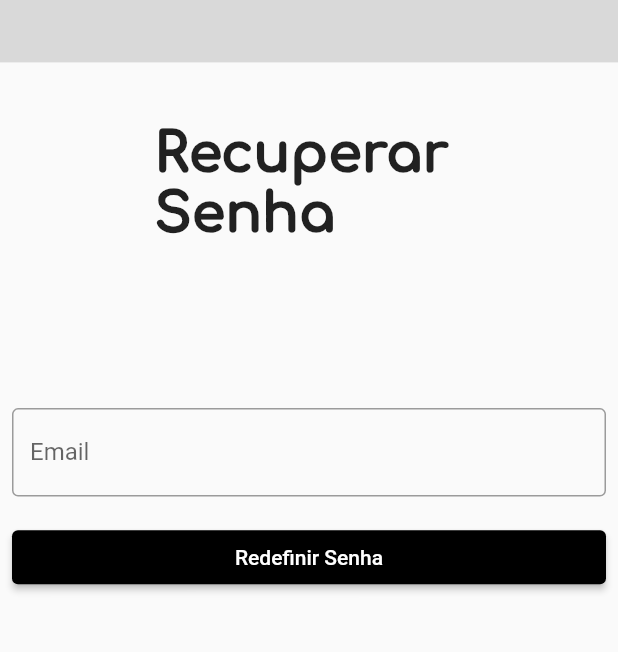
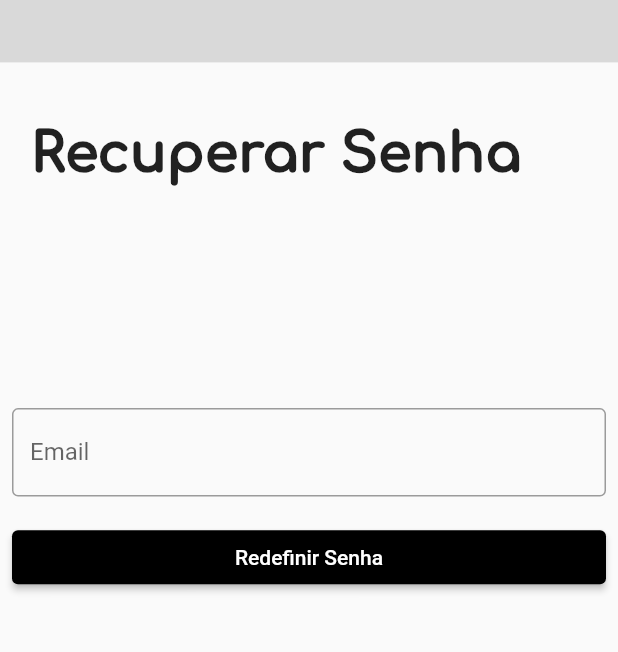
Before and after one commit to rogerfrancisco/flutter_pds, a Flutter app: the RenomearSenhaPage screen opened directly, on a phone screen of 412 x 824 dp, the part 123-775 px from its top. Run offline on Flutter 3.47's test engine with Material 2 defaults, Android fonts, the phone set to English and light mode, and no system bars; our stand-ins replace cloud_firestore, email_validator, firebase_auth, firebase_core, flutter_local_notifications, flutter_mobx and 6 more; missing offline and left inert: dart:ffi; accounts and stored records are empty; generated files the repository leaves out were written again.

Commit message:
agora sim  pds

```diff
--- a/lib/Pages/lembrete_page.dart
+++ b/lib/Pages/lembrete_page.dart
@@ -64,7 +64,7 @@ class _LembretePage extends State<LembretePage> {
                   child: IconButton(
                       iconSize: 50,
                       onPressed: () {
-                        Navigator.pop(
+                        Navigator.pushReplacement(
                             context,
                             MaterialPageRoute(
                                 builder: (BuildContext context) =>
--- a/lib/Pages/lembreteview_page.dart
+++ b/lib/Pages/lembreteview_page.dart
@@ -81,7 +81,11 @@ class _LembreteViewPageState extends State<LembreteViewPage> {
                           if (store.isSwitched == true) {
                             confirmeServico(context);
                           } else {
-                            Navigator.pop(context);
+                            Navigator.push(
+                                context,
+                                MaterialPageRoute(
+                                    builder: (context) =>
+                                        PrincipalPage(placa: widget.placa)));
                           }
                         },
                         icon: const Icon(FontAwesomeIcons.check)),
--- a/lib/Pages/renomearsenha_page.dart
+++ b/lib/Pages/renomearsenha_page.dart
@@ -59,7 +59,7 @@ class _RenomearSenhaPageState extends State<RenomearSenhaPage> {
               ),
               'Recuperar Senha',
             ),
-            width: MediaQuery.of(context).size.width * 0.5,
+            width: MediaQuery.of(context).size.width * 0.9,
             height: MediaQuery.of(context).size.height * 0.22,
           ),
           Padding(
--- a/lib/Pages/servico_page.dart
+++ b/lib/Pages/servico_page.dart
@@ -25,7 +25,7 @@ class _ServicoPage extends State<ServicoPage> {
   String dropValue = '';
   final dropOpcoes = [
     'Arcondicionado',
-    'Balanceamento e geometria',
+    'Balanceamento',
     'Bateria',
     'Bomba de combustivel',
     'Cinto Segurança',
@@ -33,6 +33,7 @@ class _ServicoPage extends State<ServicoPage> {
     'Escapamento',
     'Filtro de ar motor',
     'Fluido de Freio',
+    'Geometria',
     'Injeção Eletronica',
     'Lampadas',
     'Lataria',
--- a/lib/services/notification_service.dart
+++ b/lib/services/notification_service.dart
@@ -9,7 +9,7 @@ class NotificationService {
 
   NotificationService() {
     inicialize();
-    pushNotification('AVISO', 'Não esqueça de informar a quilometragem');
+    pushNotification('Meu Ajuda pra eu te ajudar', 'Hora de informar o Km');
   }
   inicialize() async {
     tz.initializeTimeZones();
```
